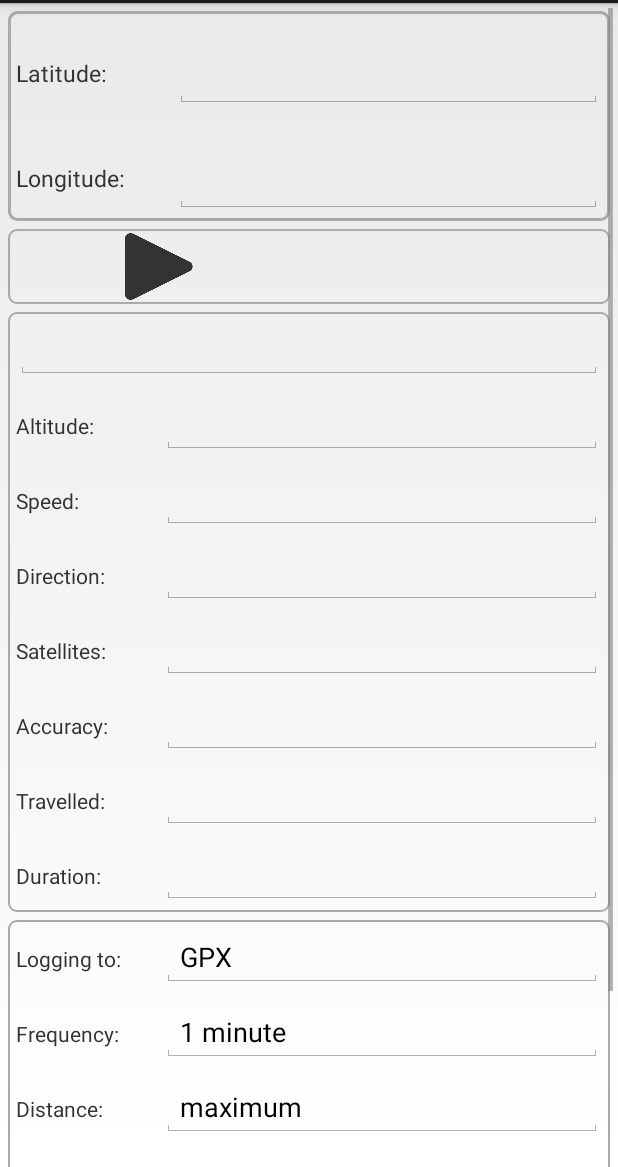
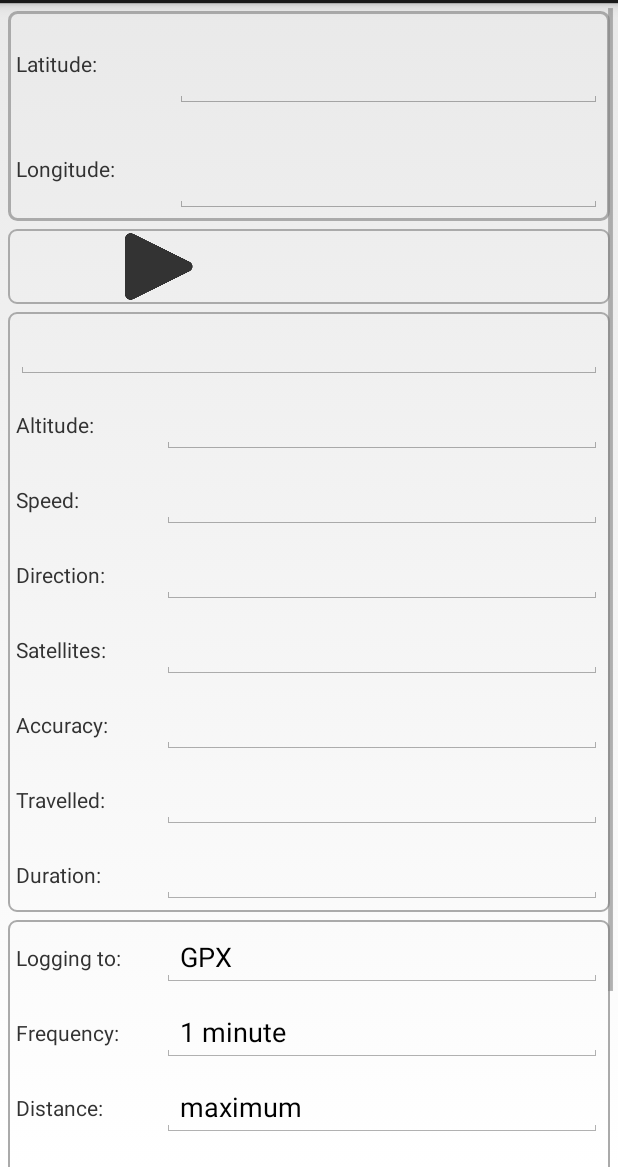
Before and after one commit to mendhak/gpslogger, an Android app: the fragment GpsDetailedViewFragment shown on its own in the app's theme, on a phone screen of 412 x 824 dp, the part 69-1236 px from its top. Run offline under Robolectric (Android 15) with nearby library versions, the phone set to English and light mode, and no system bars; libraries missing offline, so code that uses them is left out: ch.qos.logback, oauth.signpost, oauth.signpost.commonshttp, org.slf4j; 1 statement that could not run was skipped.

Commit message:
Adjusted some widths for other languages

```diff
--- a/gpslogger/src/main/res/layout/fragment_detailed_view.xml
+++ b/gpslogger/src/main/res/layout/fragment_detailed_view.xml
@@ -31,6 +31,7 @@
                         android:layout_width="0dp"
                         android:layout_weight="30"
                         android:layout_height="wrap_content"
+                        android:layout_gravity="center_vertical"
                         android:text="@string/txt_latitude"
                         android:textSize="@dimen/detailedview_latlong_labelsize"
                         android:id="@+id/detailedview_lat_label"/>
@@ -59,6 +60,7 @@
                         android:layout_width="0dp"
                         android:layout_weight="30"
                         android:layout_height="wrap_content"
+                        android:layout_gravity="center_vertical"
                         android:text="@string/txt_longitude"
                         android:textSize="@dimen/detailedview_latlong_labelsize"
                         android:id="@+id/detailedview_lon_label"/>
@@ -180,6 +182,7 @@
                         android:layout_width="0dp"
                         android:layout_weight="@integer/detailedview_label_weight"
                         android:layout_height="wrap_content"
+                        android:layout_gravity="center_vertical"
                         android:text="@string/txt_altitude"
                         android:id="@+id/detailedview_altitude_label"/>
 
@@ -205,6 +208,7 @@
                         android:layout_width="0dp"
                         android:layout_weight="@integer/detailedview_label_weight"
                         android:layout_height="wrap_content"
+                        android:layout_gravity="center_vertical"
                         android:text="@string/txt_speed"
                         android:id="@+id/detailedview_speed_label"/>
 
@@ -230,6 +234,7 @@
                         android:layout_width="0dp"
                         android:layout_weight="@integer/detailedview_label_weight"
                         android:layout_height="wrap_content"
+                        android:layout_gravity="center_vertical"
                         android:text="@string/txt_direction"
                         android:id="@+id/detailedview_direction_label"/>
 
@@ -255,6 +260,7 @@
                         android:layout_width="0dp"
                         android:layout_weight="@integer/detailedview_label_weight"
                         android:layout_height="wrap_content"
+                        android:layout_gravity="center_vertical"
                         android:text="@string/txt_satellites"
                         android:id="@+id/detailedview_satellites_label"/>
 
@@ -281,6 +287,7 @@
                         android:layout_weight="@integer/detailedview_label_weight"
                         android:layout_height="wrap_content"
                         android:text="@string/txt_accuracy"
+                        android:layout_gravity="center_vertical"
                         android:id="@+id/detailedview_accuracy_label"/>
 
                     <EditText
@@ -305,6 +312,7 @@
                         android:layout_width="0dp"
                         android:layout_weight="@integer/detailedview_label_weight"
                         android:layout_height="wrap_content"
+                        android:layout_gravity="center_vertical"
                         android:text="@string/txt_travel_distance"
                         android:id="@+id/detailedview_travelled_label"/>
 
@@ -330,6 +338,7 @@
                         android:layout_width="0dp"
                         android:layout_weight="@integer/detailedview_label_weight"
                         android:layout_height="wrap_content"
+                        android:layout_gravity="center_vertical"
                         android:text="@string/txt_travel_duration"
                         android:id="@+id/detailedview_duration_label"/>
 
@@ -374,6 +383,7 @@
                         android:layout_width="0dp"
                         android:layout_weight="@integer/detailedview_label_weight"
                         android:layout_height="wrap_content"
+                        android:layout_gravity="center_vertical"
                         android:text="@string/summary_loggingto"
                         android:id="@+id/detailedview_loggingto_label"/>
 
@@ -399,6 +409,7 @@
                         android:layout_width="0dp"
                         android:layout_weight="@integer/detailedview_label_weight"
                         android:layout_height="wrap_content"
+                        android:layout_gravity="center_vertical"
                         android:text="@string/summary_freq_every"
                         android:id="@+id/detailedview_frequency_label"/>
 
@@ -425,6 +436,7 @@
                         android:layout_weight="@integer/detailedview_label_weight"
                         android:layout_height="wrap_content"
                         android:text="@string/summary_dist"
+                        android:layout_gravity="center_vertical"
                         android:id="@+id/detailedview_distance_label"/>
 
                     <EditText
@@ -449,6 +461,7 @@
                         android:layout_width="0dp"
                         android:layout_weight="@integer/detailedview_label_weight"
                         android:layout_height="wrap_content"
+                        android:layout_gravity="center_vertical"
                         android:text="@string/summary_current_filename"
                         android:id="@+id/detailedview_file_label"/>
 
@@ -475,6 +488,7 @@
                         android:layout_width="0dp"
                         android:layout_weight="@integer/detailedview_label_weight"
                         android:layout_height="wrap_content"
+                        android:layout_gravity="center_vertical"
                         android:text="@string/summary_autosend"
                         android:id="@+id/detailedview_autosend_label"/>
 
@@ -500,6 +514,7 @@
                         android:layout_width="0dp"
                         android:layout_weight="@integer/detailedview_label_weight"
                         android:layout_height="wrap_content"
+                        android:layout_gravity="center_vertical"
                         android:text="@string/summary_autosendtargets"
                         android:id="@+id/detailedview_autosendtargets_label"/>
 
--- a/gpslogger/src/main/res/values-hdpi/dimens.xml
+++ b/gpslogger/src/main/res/values-hdpi/dimens.xml
@@ -13,6 +13,6 @@
     <dimen name="simlpeview_grid_iconheight">25dp</dimen>
     <dimen name="simpleview_grid_labelwidth">95dp</dimen>
     <dimen name="detailedview_latlong_textsize">33sp</dimen>
-    <dimen name="detailedview_latlong_labelsize">15sp</dimen>
+    <dimen name="detailedview_latlong_labelsize">14sp</dimen>
 
 </resources>
--- a/gpslogger/src/main/res/values-xhdpi/dimens.xml
+++ b/gpslogger/src/main/res/values-xhdpi/dimens.xml
@@ -13,6 +13,6 @@
     <dimen name="simlpeview_grid_iconheight">25dp</dimen>
     <dimen name="simpleview_grid_labelwidth">95dp</dimen>
     <dimen name="detailedview_latlong_textsize">40sp</dimen>
-    <dimen name="detailedview_latlong_labelsize">18sp</dimen>
+    <dimen name="detailedview_latlong_labelsize">16sp</dimen>
 
 </resources>
```
